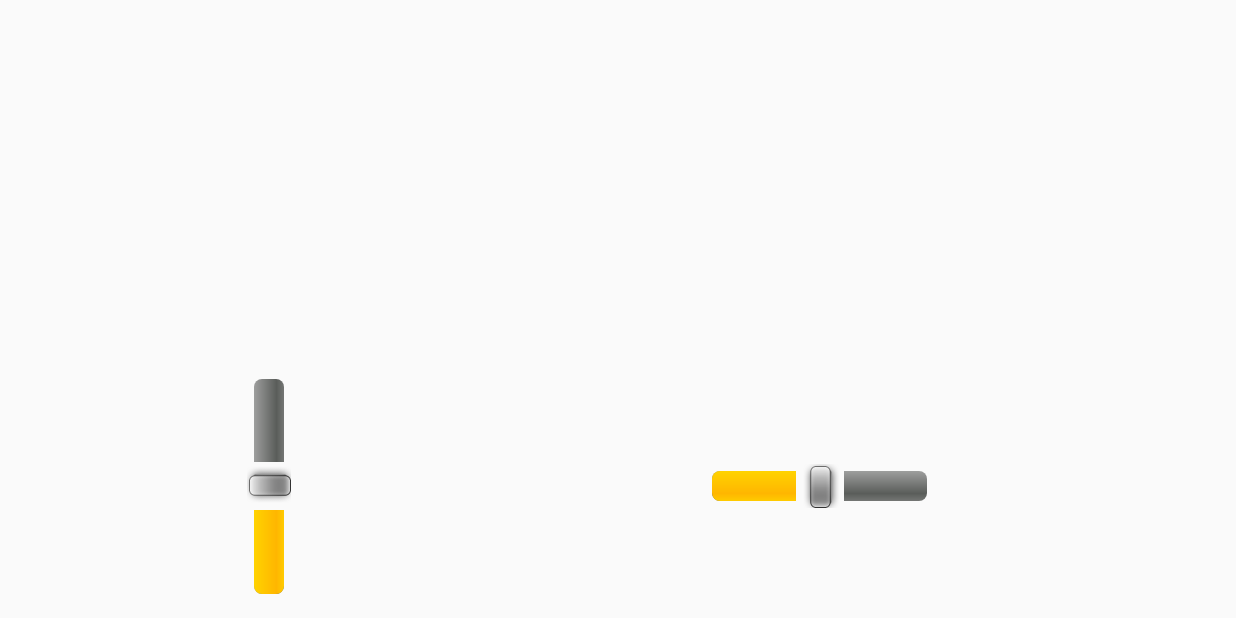
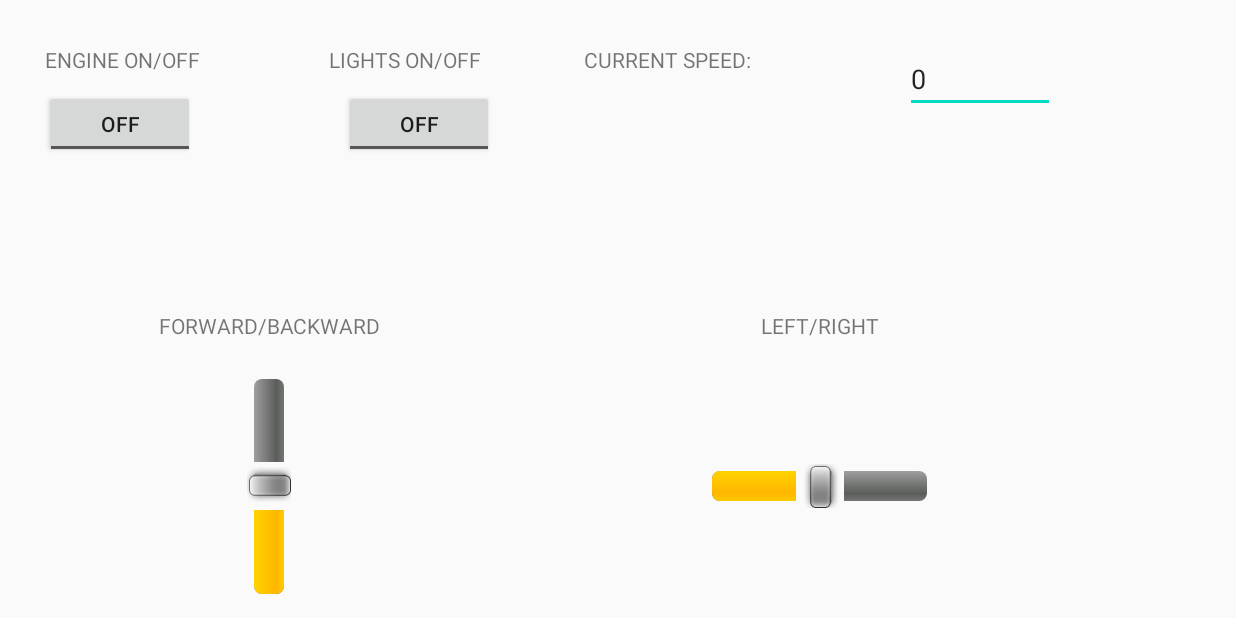
Before and after one commit to Nyczuu/tank-controller, an Android app: the driverView screen opened directly, with no data from a screen before it, on a phone screen of 824 x 412 dp (held sideways). Run offline under Robolectric (Android 15) with nearby library versions, the phone set to English and light mode, and no system bars.

Commit message:
Add additional driver view text fields

```diff
--- a/app/src/main/res/layout/activity_driver_view.xml
+++ b/app/src/main/res/layout/activity_driver_view.xml
@@ -21,6 +21,61 @@
             app:layout_constraintBottom_toBottomOf="parent"
             app:layout_constraintEnd_toEndOf="parent"
             app:layout_constraintStart_toStartOf="parent" />
+
+        <TextView
+            android:id="@+id/engineLabel"
+            android:layout_width="110dp"
+            android:layout_height="20dp"
+            android:layout_marginStart="30dp"
+            android:layout_marginLeft="30dp"
+            android:layout_marginTop="30dp"
+            android:text="ENGINE ON/OFF"
+            app:layout_constraintStart_toStartOf="parent"
+            app:layout_constraintTop_toTopOf="parent" />
+
+        <ToggleButton
+            android:id="@+id/engine"
+            android:layout_width="100dp"
+            android:layout_height="45dp"
+            android:layout_marginStart="30dp"
+            android:layout_marginLeft="30dp"
+            android:layout_marginTop="10dp"
+            android:text="Engine"
+            app:layout_constraintStart_toStartOf="parent"
+            app:layout_constraintTop_toBottomOf="@+id/engineLabel" />
+
+        <TextView
+            android:id="@+id/lightsLabel"
+            android:layout_width="110dp"
+            android:layout_height="20dp"
+            android:layout_marginTop="30dp"
+            android:layout_marginEnd="30dp"
+            android:layout_marginRight="30dp"
+            android:text="LIGHTS ON/OFF"
+            app:layout_constraintEnd_toEndOf="parent"
+            app:layout_constraintTop_toTopOf="parent" />
+
+        <ToggleButton
+            android:id="@+id/lights"
+            android:layout_width="100dp"
+            android:layout_height="45dp"
+            android:layout_marginTop="10dp"
+            android:layout_marginEnd="30dp"
+            android:layout_marginRight="30dp"
+            android:text="Lights"
+            app:layout_constraintEnd_toEndOf="parent"
+            app:layout_constraintTop_toBottomOf="@+id/lightsLabel" />
+
+        <TextView
+            android:id="@+id/moveForwardBackwardLabel"
+            android:layout_width="wrap_content"
+            android:layout_height="wrap_content"
+            android:layout_marginBottom="10dp"
+            android:text="FORWARD/BACKWARD"
+            app:layout_constraintBottom_toTopOf="@+id/moveForwardBackward"
+            app:layout_constraintEnd_toEndOf="parent"
+            app:layout_constraintStart_toStartOf="parent" />
+
     </androidx.constraintlayout.widget.ConstraintLayout>
 
     <androidx.constraintlayout.widget.ConstraintLayout
@@ -38,6 +93,41 @@
             app:layout_constraintBottom_toBottomOf="parent"
             app:layout_constraintEnd_toEndOf="parent"
             app:layout_constraintStart_toStartOf="parent" />
+
+        <TextView
+            android:id="@+id/speedLabel"
+            android:layout_width="120dp"
+            android:layout_height="20dp"
+            android:layout_marginStart="30dp"
+            android:layout_marginLeft="30dp"
+            android:layout_marginTop="30dp"
+            android:text="CURRENT SPEED:"
+            app:layout_constraintStart_toStartOf="parent"
+            app:layout_constraintTop_toTopOf="parent" />
+
+        <EditText
+            android:id="@+id/speedTextBox"
+            android:layout_width="100dp"
+            android:layout_height="45dp"
+            android:layout_marginTop="30dp"
+            android:layout_marginEnd="30dp"
+            android:layout_marginRight="30dp"
+            android:ems="10"
+            android:inputType="textPersonName"
+            android:text="0"
+            app:layout_constraintEnd_toEndOf="parent"
+            app:layout_constraintTop_toTopOf="parent" />
+
+        <TextView
+            android:id="@+id/textView6"
+            android:layout_width="wrap_content"
+            android:layout_height="wrap_content"
+            android:layout_marginBottom="10dp"
+            android:text="LEFT/RIGHT"
+            app:layout_constraintBottom_toTopOf="@+id/moveLeftRight"
+            app:layout_constraintEnd_toEndOf="parent"
+            app:layout_constraintStart_toStartOf="parent" />
+
     </androidx.constraintlayout.widget.ConstraintLayout>
 
 </LinearLayout>
```
